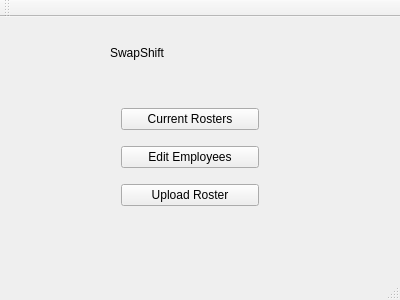
The window that ManagersDesktopApplication/menuwindow.ui (DanielGall500/SwapShift) describes before a commit, drawn with Qt 5.
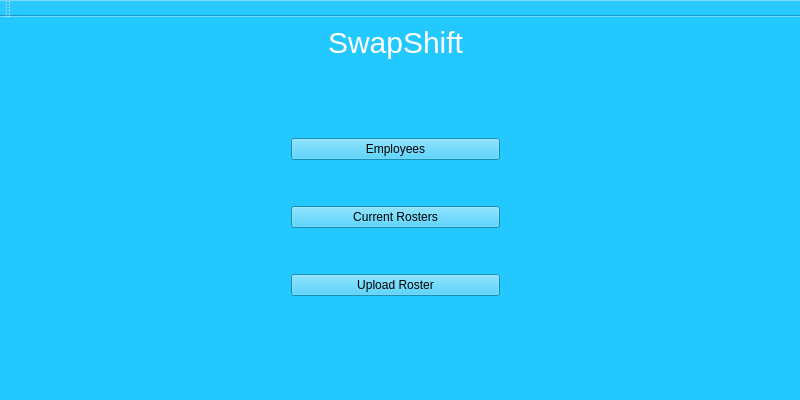
The same window after the commit.

Commit message: Employee DB Table Created

What changed in the file:
```diff
--- a/ManagersDesktopApplication/menuwindow.ui
+++ b/ManagersDesktopApplication/menuwindow.ui
@@ -6,21 +6,85 @@
    <rect>
     <x>0</x>
     <y>0</y>
-    <width>400</width>
-    <height>300</height>
+    <width>800</width>
+    <height>400</height>
    </rect>
   </property>
   <property name="windowTitle">
    <string>MenuWindow</string>
   </property>
+  <property name="styleSheet">
+   <string notr="true">background-color: rgb(35, 200, 255);</string>
+  </property>
   <widget class="QWidget" name="centralWidget">
+   <property name="enabled">
+    <bool>true</bool>
+   </property>
+   <widget class="QStackedWidget" name="stackedWidget">
+    <property name="geometry">
+     <rect>
+      <x>0</x>
+      <y>60</y>
+      <width>801</width>
+      <height>331</height>
+     </rect>
+    </property>
+    <widget class="QWidget" name="menuPage">
+     <widget class="QWidget" name="layoutWidget">
+      <property name="geometry">
+       <rect>
+        <x>280</x>
+        <y>10</y>
+        <width>231</width>
+        <height>261</height>
+       </rect>
+      </property>
+      <layout class="QVBoxLayout" name="verticalLayout">
+       <item>
+        <widget class="QPushButton" name="emplButton">
+         <property name="text">
+          <string>Employees</string>
+         </property>
+        </widget>
+       </item>
+       <item>
+        <widget class="QPushButton" name="curRostButton">
+         <property name="text">
+          <string>Current Rosters</string>
+         </property>
+        </widget>
+       </item>
+       <item>
+        <widget class="QPushButton" name="uplRostButton">
+         <property name="text">
+          <string>Upload Roster</string>
+         </property>
+        </widget>
+       </item>
+      </layout>
+     </widget>
+    </widget>
+    <widget class="QWidget" name="employeePage">
+     <widget class="QTableWidget" name="emplTableDisp">
+      <property name="geometry">
+       <rect>
+        <x>70</x>
+        <y>10</y>
+        <width>311</width>
+        <height>301</height>
+       </rect>
+      </property>
+     </widget>
+    </widget>
+    <widget class="QWidget" name="page_3"/>
+   </widget>
    <widget class="QLabel" name="menuTitle">
     <property name="geometry">
      <rect>
-      <x>110</x>
+      <x>290</x>
       <y>0</y>
-      <width>161</width>
-      <height>71</height>
+      <width>211</width>
+      <height>51</height>
      </rect>
     </property>
     <property name="minimumSize">
@@ -29,42 +93,16 @@
       <height>0</height>
      </size>
     </property>
+    <property name="styleSheet">
+     <string notr="true">color: white;
+font-size: 30px;</string>
+    </property>
     <property name="text">
      <string>SwapShift</string>
     </property>
-   </widget>
-   <widget class="QWidget" name="verticalLayoutWidget">
-    <property name="geometry">
-     <rect>
-      <x>110</x>
-      <y>70</y>
-      <width>160</width>
-      <height>141</height>
-     </rect>
+    <property name="alignment">
+     <set>Qt::AlignCenter</set>
     </property>
-    <layout class="QVBoxLayout" name="buttonLayout">
-     <item>
-      <widget class="QPushButton" name="currRostButton">
-       <property name="text">
-        <string>Current Rosters</string>
-       </property>
-      </widget>
-     </item>
-     <item>
-      <widget class="QPushButton" name="editEmpButton">
-       <property name="text">
-        <string>Edit Employees</string>
-       </property>
-      </widget>
-     </item>
-     <item>
-      <widget class="QPushButton" name="uploadRostButton">
-       <property name="text">
-        <string>Upload Roster</string>
-       </property>
-      </widget>
-     </item>
-    </layout>
    </widget>
   </widget>
   <widget class="QMenuBar" name="menuBar">
@@ -85,7 +123,6 @@
     <bool>false</bool>
    </attribute>
   </widget>
-  <widget class="QStatusBar" name="statusBar"/>
  </widget>
  <layoutdefault spacing="6" margin="11"/>
  <resources/>
```
Left out of the diff: 10 changed lines with no effect on the pictures. The commit also changes 6 other files.
